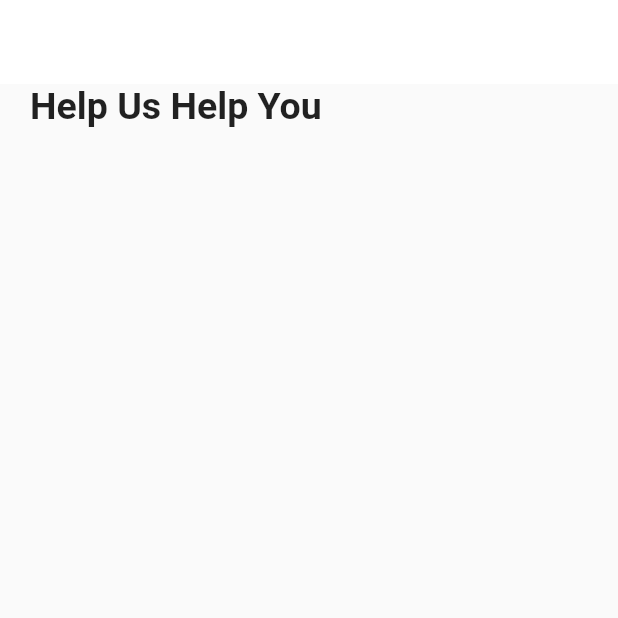
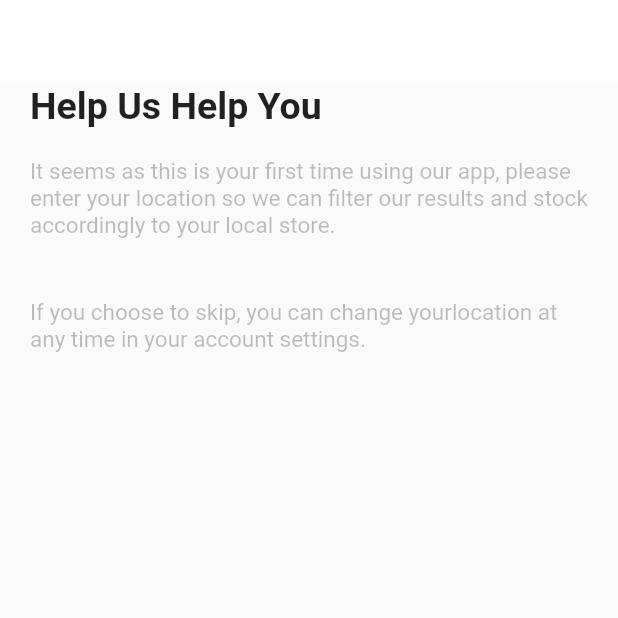
Before and after one commit to Smtrbci/Flutter-Project, a Flutter app: the screen it shows after launch, on a phone screen of 412 x 824 dp, the top half of it. Run offline on Flutter 3.47's test engine with Material 2 defaults, Android fonts, the phone set to English and light mode, and no system bars; our stand-ins replace math_expressions.

Commit message:
first and second Text

```diff
--- a/signin/lib/home/home_sign.dart
+++ b/signin/lib/home/home_sign.dart
@@ -17,24 +17,58 @@ class _homeSignState extends State<homeSign> {
       ),
       body: Column(
         children: [
-          _helpUsHelpYouText()
+          _helpUsHelpYouText(),
+          _firstText(),
+          _secondText(),
         ],
       ),
     );
   }
 
-  Container _helpUsHelpYouText() {
+  Container _secondText() {
     return Container(
           child: const Padding(
-            padding: EdgeInsets.only(left: 20.0),
+            padding: EdgeInsets.all(20.0),
             child: Align(
-              alignment: Alignment.topLeft,
+              alignment: Alignment.center,
               child: Text(
-                "Help Us Help You",
-                style: TextStyle(fontWeight: FontWeight.bold, fontSize: 25),
+                "If you choose to skip, you can change yourlocation at any time in your account settings.",
+                style: TextStyle(
+                    color: Color.fromARGB(75, 33, 33, 33), fontSize: 15),
               ),
             ),
           ),
         );
   }
+
+  Container _firstText() {
+    return Container(
+          child: const Padding(
+            padding: EdgeInsets.all(20.0),
+            child: Align(
+              alignment: Alignment.center,
+              child: Text(
+                "It seems as this is your first time using our app, please enter your location so we can filter our results and stock accordingly to your local store.",
+                style: TextStyle(
+                    color: Color.fromARGB(75, 33, 33, 33), fontSize: 15),
+              ),
+            ),
+          ),
+        );
+  }
+
+  Container _helpUsHelpYouText() {
+    return Container(
+      child: const Padding(
+        padding: EdgeInsets.only(left: 20.0),
+        child: Align(
+          alignment: Alignment.topLeft,
+          child: Text(
+            "Help Us Help You",
+            style: TextStyle(fontWeight: FontWeight.bold, fontSize: 25),
+          ),
+        ),
+      ),
+    );
+  }
 }
```
